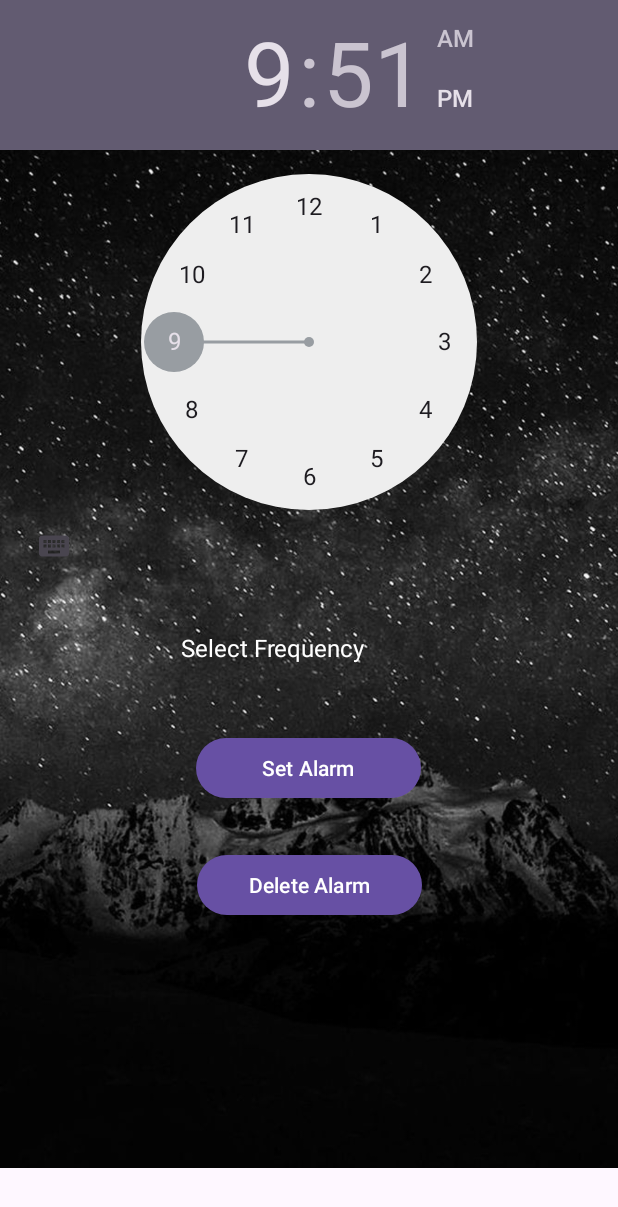
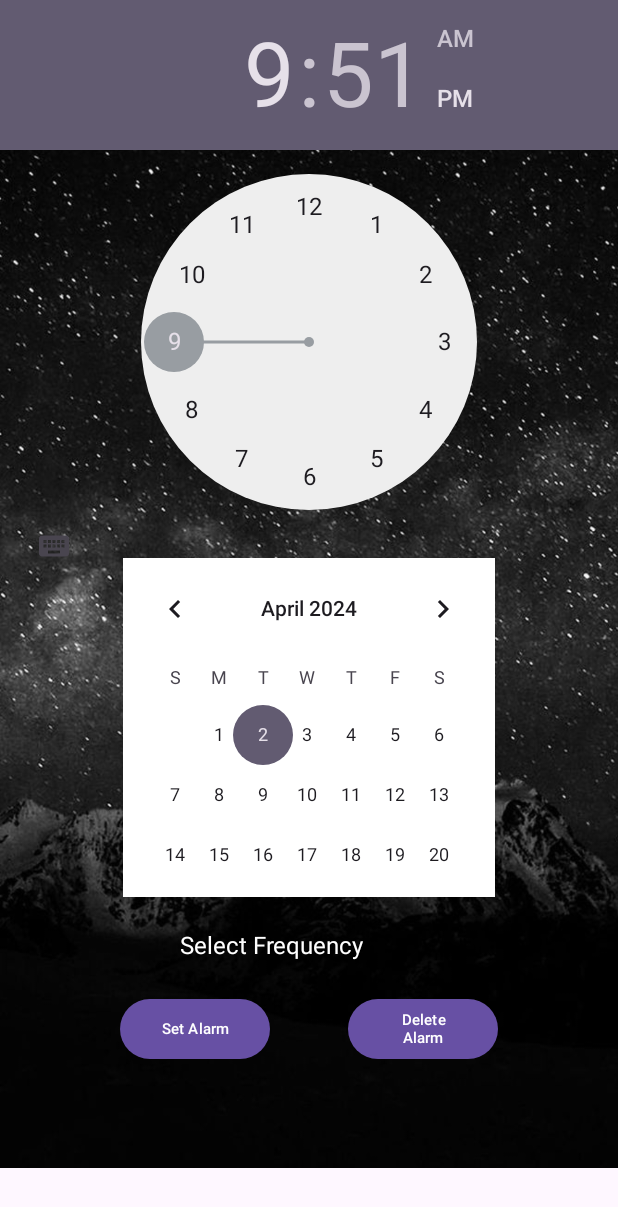
Before and after one commit to ayush4921/android-project-3, an Android app: the screen it shows after launch (MainActivity), on a phone screen of 412 x 824 dp. Shown: the top 1207 px of the screen. Run offline under Robolectric (Android 15) with nearby library versions, the phone set to English and light mode, and no system bars.

Commit message:
adding calendar view

```diff
--- a/app/src/main/java/com/example/project3/MainActivity.java
+++ b/app/src/main/java/com/example/project3/MainActivity.java
@@ -1,5 +1,6 @@
 package com.example.project3;
 
+import androidx.annotation.NonNull;
 import androidx.appcompat.app.AppCompatActivity;
 
 import android.graphics.Color;
@@ -9,6 +10,7 @@ import android.view.ViewGroup;
 import android.widget.AdapterView;
 import android.widget.ArrayAdapter;
 import android.widget.Button;
+import android.widget.CalendarView;
 import android.widget.Spinner;
 import android.widget.TextView;
 import android.widget.TimePicker;
@@ -92,5 +94,22 @@ public class MainActivity extends AppCompatActivity {
         // like we did earlier for setting the alarm
         }
 
+        CalendarView calView = findViewById(R.id.calendarView);
+        calView.setBackgroundColor(Color.WHITE);
+        Calendar cal = Calendar.getInstance();
+
+
+        int curDay = cal.get(Calendar.DAY_OF_MONTH);
+        int curYear = cal.get(Calendar.YEAR);
+        int curMonth = cal.get(Calendar.MONTH);
+
+        calView.setOnDateChangeListener(new CalendarView.OnDateChangeListener() {
+            @Override
+            public void onSelectedDayChange(@NonNull CalendarView view, int year, int month, int dayOfMonth) {
+                cal.set(year, month, dayOfMonth);     // updating date in calendar
+            }
+        });
+
+        }
+
     }
-}
--- a/app/src/main/res/layout/activity_main.xml
+++ b/app/src/main/res/layout/activity_main.xml
@@ -35,32 +35,44 @@
         android:id="@+id/frequencySpinner"
         android:layout_width="wrap_content"
         android:layout_height="wrap_content"
-        android:layout_marginTop="32dp"
+        android:layout_marginTop="230dp"
+        android:backgroundTint="#FFFFFF"
         android:textSize="18sp"
-        app:layout_constraintEnd_toEndOf="parent"
-        app:layout_constraintStart_toStartOf="parent"
-        app:layout_constraintTop_toBottomOf="@+id/timePicker" />
-
-    <Button
-        android:id="@+id/buttonSetAlarm"
-        android:layout_width="150dp"
-        android:layout_height="wrap_content"
-        android:layout_marginTop="100dp"
-        android:text="Set Alarm"
         app:layout_constraintEnd_toEndOf="parent"
         app:layout_constraintHorizontal_bias="0.498"
         app:layout_constraintStart_toStartOf="parent"
         app:layout_constraintTop_toBottomOf="@+id/timePicker" />
 
     <Button
+        android:id="@+id/buttonSetAlarm"
+        android:layout_width="100dp"
+        android:layout_height="wrap_content"
+        android:layout_marginStart="80dp"
+        android:layout_marginTop="20dp"
+        android:text="Set Alarm"
+        android:textSize="10sp"
+        app:layout_constraintStart_toStartOf="parent"
+        app:layout_constraintTop_toBottomOf="@+id/frequencySpinner" />
+
+    <Button
         android:id="@+id/button2"
-        android:layout_width="150dp"
+        android:layout_width="100dp"
         android:layout_height="wrap_content"
-        android:layout_marginTop="30dp"
+        android:layout_marginTop="20dp"
+        android:layout_marginEnd="80dp"
         android:text="Delete Alarm"
+        android:textSize="10sp"
         app:layout_constraintEnd_toEndOf="parent"
-        app:layout_constraintStart_toStartOf="parent"
-        app:layout_constraintTop_toBottomOf="@+id/buttonSetAlarm" />
+        app:layout_constraintTop_toBottomOf="@+id/frequencySpinner" />
+
+    <CalendarView
+        android:id="@+id/calendarView"
+        android:layout_width="248dp"
+        android:layout_height="226dp"
+        android:layout_marginBottom="20dp"
+        app:layout_constraintBottom_toTopOf="@+id/frequencySpinner"
+        app:layout_constraintEnd_toEndOf="parent"
+        app:layout_constraintStart_toStartOf="parent" />
 
 
 </androidx.constraintlayout.widget.ConstraintLayout>
```
